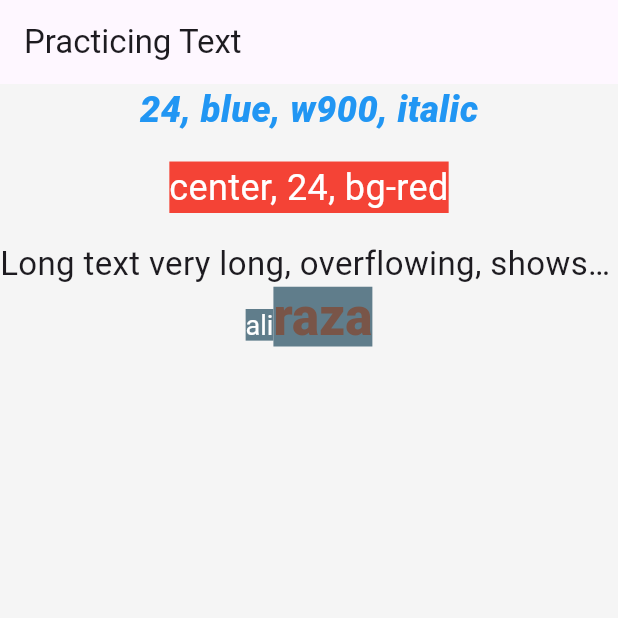
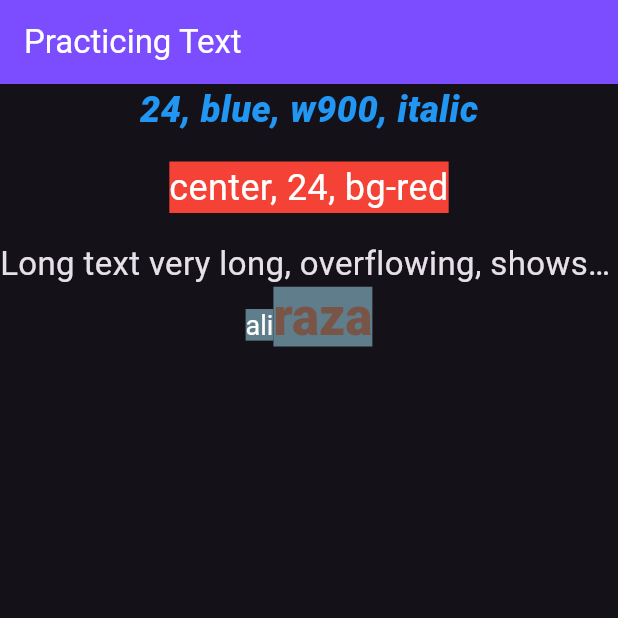
Before and after one commit to Ali1raz/Practicing-flutter, a Flutter app: the screen it shows after launch, on a phone screen of 412 x 824 dp, the top half of it. Run offline on Flutter 3.47's test engine with Material 3 defaults, Android fonts, the phone set to English and light mode, and no system bars.

Commit message:
ThemeData + dark theme

```diff
--- a/lib/main.dart
+++ b/lib/main.dart
@@ -11,8 +11,20 @@ class MyApp extends StatelessWidget {
       title: "FlashCards App",
       theme: ThemeData(
         primarySwatch: Colors.blue,
-        scaffoldBackgroundColor: Colors.grey[100],
+        appBarTheme: const AppBarTheme(
+          backgroundColor: Colors.deepPurpleAccent,
+          foregroundColor: Colors.white
+        )
       ),
+      darkTheme: ThemeData(
+        brightness: Brightness.dark,
+          primarySwatch: Colors.blue,
+          appBarTheme: const AppBarTheme(
+              backgroundColor: Colors.deepPurpleAccent,
+              foregroundColor: Colors.white
+          )
+      ),
+      themeMode: ThemeMode.dark,
       home: Scaffold(
         appBar: AppBar(
           title: Text("Practicing Text"),
```
Also changed, not shown: 1 other file.
